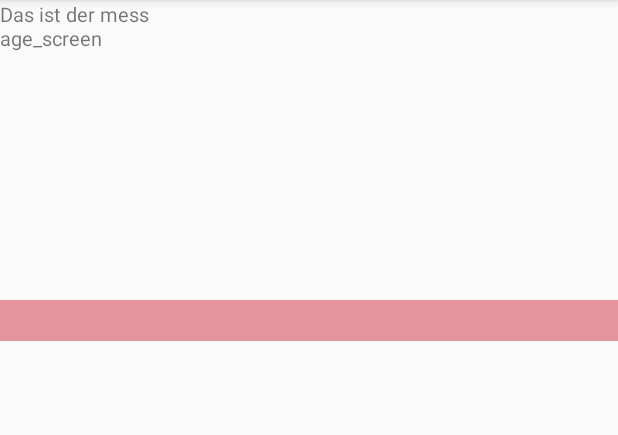
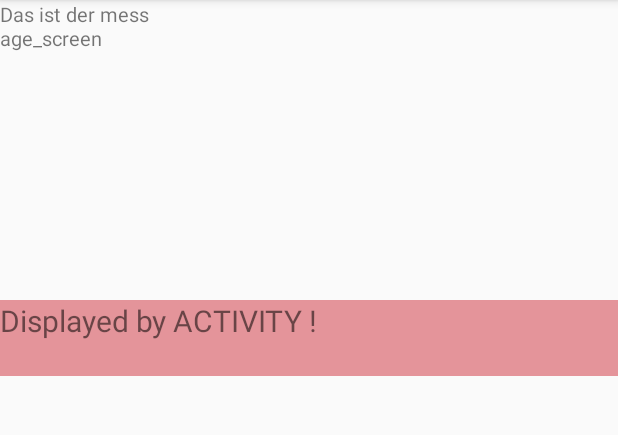
Before and after one commit to haslxxx/MyExercise1_2ndTry, an Android app: the screen it shows after launch (Message_Activity), after a tap on "CALL ACTIVITY", on a phone screen of 412 x 824 dp, the part 84-519 px from its top. Run offline under Robolectric (Android 15) with nearby library versions, the phone set to English and light mode, and no system bars.

```diff
--- a/app/src/main/java/com/example/ego/and_exercise1_ganzselbst/Message_Activity.java
+++ b/app/src/main/java/com/example/ego/and_exercise1_ganzselbst/Message_Activity.java
@@ -27,6 +27,12 @@ import android.widget.TextView;
             <category android:name="android.intent.category.DEFAULT" />
         </intent-filter>
     </activity>
+
+    .. gemacht habe ich es nach vorlage aus der LV sooo -->
+     <activity android:name=".Message_Activity"
+            android:parentActivityName=".MainActivity">
+     </activity>
+       !!!!! Funktioniert, aber Irgendwo murrt aber was, dass diese methode veraltet ist !!!!!
 */
 
 public class Message_Activity extends AppCompatActivity {
@@ -40,30 +46,36 @@ public class Message_Activity extends AppCompatActivity {
         -- Context des AUfrufers, also von wo wir kommen werden
         -- String um den's eigentlich geht
     */
+    // Die Activity stelle hier eine Methode zur verfügung über die sie dann selber im zurückgegebenen Intent gestartet wird ... ein bisserl 3 mal um den hals und dann gekratzt ...
     public static Intent myGetIntent(Context myContext, String myTextEingabe) {
-        Intent myIntent = new Intent(myContext, Message_Activity.class); //
-        myIntent.putExtra(EXTRA_MESSAGE_TRANSFER_KEY, myTextEingabe);
+        Intent myIntent = new Intent(myContext, Message_Activity.class);
+        myIntent.putExtra(EXTRA_MESSAGE_TRANSFER_KEY, myTextEingabe);   //in das Intent den zu übermittelnden Text "hineinstopfen"
         return myIntent;
     }
 
     // Methode 2  Was beim erzeugen der Klasse passiert .. i.e. der constructor
-    // FIXME (3.0) ?? Ist das eigentlich ein Konstruktor, ?? Wo wird "Message_Activity" instanziert
+    // FIXME (3.0) ?? Ist das eigentlich ein Konstruktor,
+    // FIXME (3.0.1) ?? Wo wird "Message_Activity" instanziert
     @Override
     protected void onCreate(Bundle myOnsavedInstanceState_3) {
         super.onCreate(myOnsavedInstanceState_3);
         setContentView(R.layout.my_message_screen);       // Set activity content; inflate ressource; add top level Views to activity
 
-        // TODO (3.1) Hier müsste man noch den connex zum feldinhalt aus dem Fragmentum herstellen
         TextView ausgabeView = findViewById(R.id.ausgabe_feld); //Ausgabe View erzeugen und referenz auf das textfeld herstellen
 
         // A. Feld befüllen ... zunächst HARDCODED, bis ich die übergabemethode (mit dem Intent)  verstanden habe
         // ausgabeView.setText("Ich bin eine ausgabe");
 
         // B. Feld befüllen .. nun mit Intent und allem drumherum
-        String zurueckgeholterText = getIntent().getStringExtra(EXTRA_MESSAGE_TRANSFER_KEY);
+        String zurueckgeholterText = "Displayed by ACTIVITY !\n ";
+        zurueckgeholterText += getIntent().getStringExtra(EXTRA_MESSAGE_TRANSFER_KEY); // FIXME (3.2) ?? woher kommt die methode getIntent hier eigentlich (woher weiß sie welcher Intent ??)
+
         ausgabeView.setText(zurueckgeholterText);
     }
 
 
-
+    // TODO (3.3) zurückgeholtenText sichern, falls der Activity "was passiert" (i.e. onStop oder so ..)
+    // FIXME (3.3.1) ?? DAS ist in der referenzlösung nicht passiert (dortselbst aber im MessageFragment sehr wohl)  ? vergessen oder plan dahinter ?
+    // JEDOCH ... auch ohne geht der text nicht verloren wenn man, das device dreht, eine andere app zwischendurch aufruft !!
+    // sollte das das Verdienst des "super.onCreate (myOnsavedState...) " -aufruf's sein ??
 }
--- a/app/src/main/res/layout/my_message_screen.xml
+++ b/app/src/main/res/layout/my_message_screen.xml
@@ -18,8 +18,8 @@
         android:id = "@+id/ausgabe_feld"
         android:layout_width="match_parent"
         android:layout_height="wrap_content"
-        android:gravity="center"
-        android:text="Hier könnte Ihr text stehen bbbbbbbbbbbbbbbbbbbbbbbbbbb"
+        android:gravity="left"
+        android:text="Hier könnte Ihr text stehen"
         android:textSize="20dp"
         android:background="#e4949a"
         />
```
Also changed, not shown: app/src/main/java/com/example/ego/and_exercise1_ganzselbst/Main_Fragmentum.java (+12 -4 lines), app/src/main/java/com/example/ego/and_exercise1_ganzselbst/Message_Fragmentum.java (+19 -3 lines), app/src/main/res/layout/my_fragment_main.xml (+16 -16 lines).
